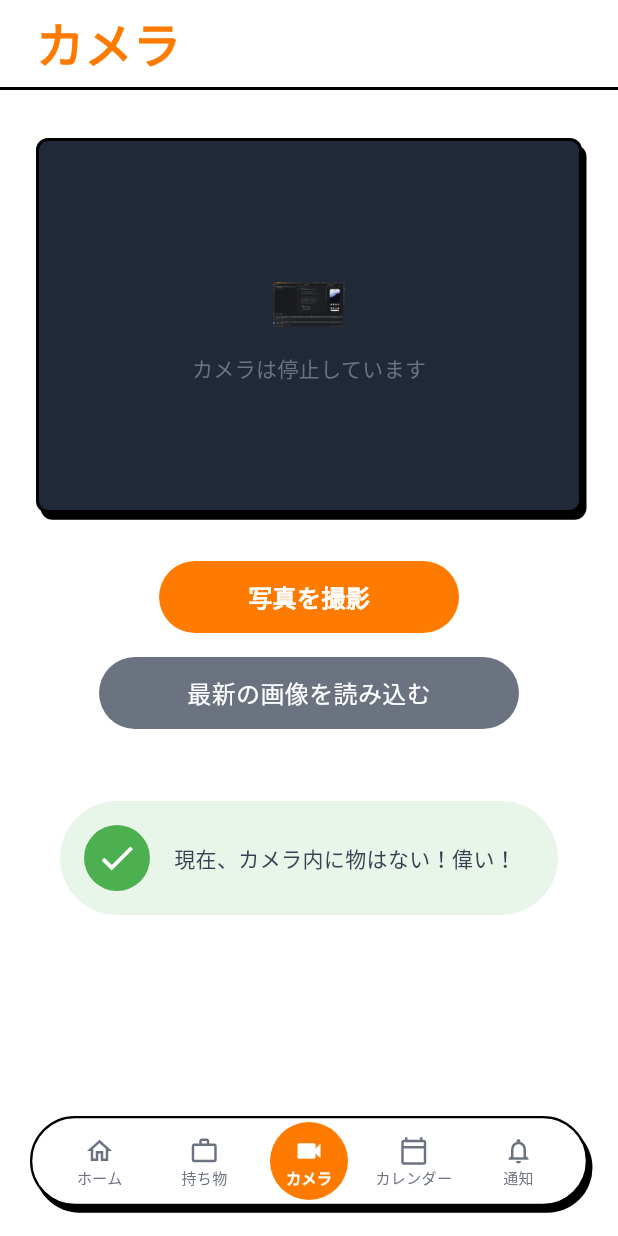
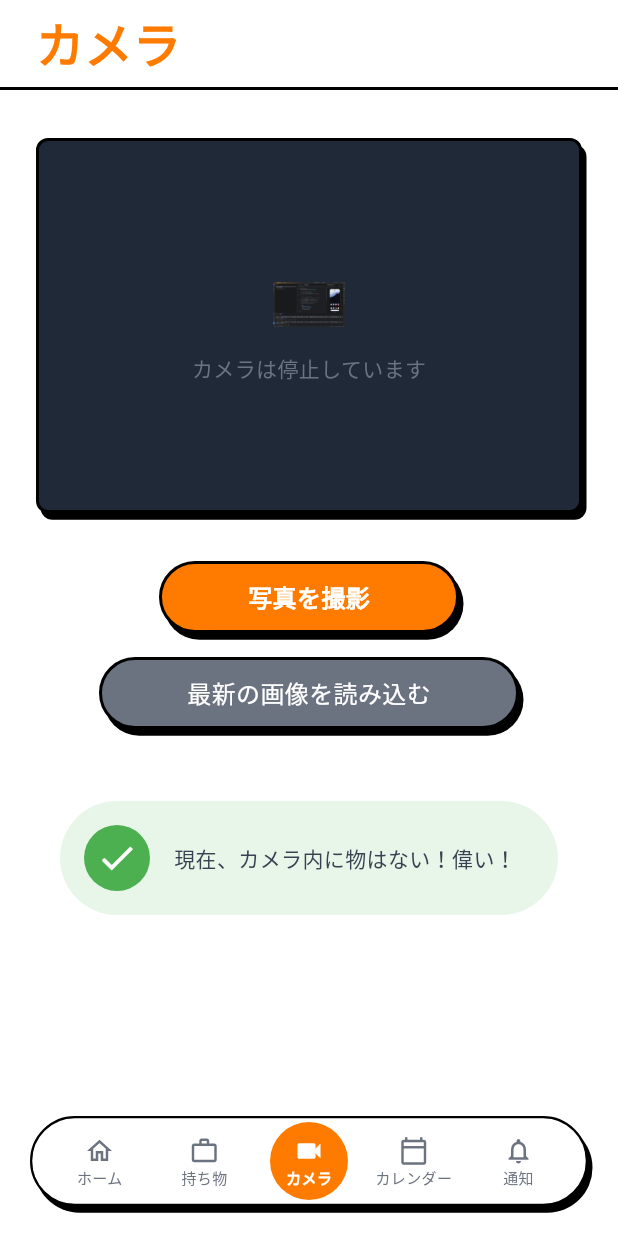
Before and after one commit to Aki0615/Motteko, a Flutter app: the CameraScreen screen opened by its route, on a phone screen of 412 x 824 dp. Run offline on Flutter 3.47's test engine with Material 3 defaults, Android fonts, the phone set to English and light mode, and no system bars; our stand-ins replace cloud_firestore, firebase_auth, firebase_core, flutter_blue_plus, flutter_local_notifications, go_router and 3 more; missing offline and left inert: holiday_jp; accounts and stored records are empty; Roboto replaces fonts that are missing (Zen Maru Gothic).

Commit message:
Add borders and shadows to camera buttons

```diff
--- a/lib/screens/camera_screen.dart
+++ b/lib/screens/camera_screen.dart
@@ -104,8 +104,17 @@ class _CameraScreenState extends State<CameraScreen> {
                       decoration: ShapeDecoration(
                         color: const Color(0xFFFF7B00),
                         shape: RoundedRectangleBorder(
+                          side: const BorderSide(width: 2, color: Colors.black),
                           borderRadius: BorderRadius.circular(24), // 丸みを強く
                         ),
+                        shadows: const [
+                          BoxShadow(
+                            color: Colors.black,
+                            blurRadius: 0,
+                            offset: Offset(3, 4.5),
+                            spreadRadius: 0,
+                          )
+                        ],
                       ),
                       alignment: Alignment.center,
                       child: Text(
@@ -132,8 +141,17 @@ class _CameraScreenState extends State<CameraScreen> {
                       decoration: ShapeDecoration(
                         color: const Color(0xFF6B7280), // グレー
                         shape: RoundedRectangleBorder(
+                          side: const BorderSide(width: 2, color: Colors.black),
                           borderRadius: BorderRadius.circular(24),
                         ),
+                        shadows: const [
+                          BoxShadow(
+                            color: Colors.black,
+                            blurRadius: 0,
+                            offset: Offset(3, 4.5),
+                            spreadRadius: 0,
+                          )
+                        ],
                       ),
                       alignment: Alignment.center,
                       child: Text(
```
